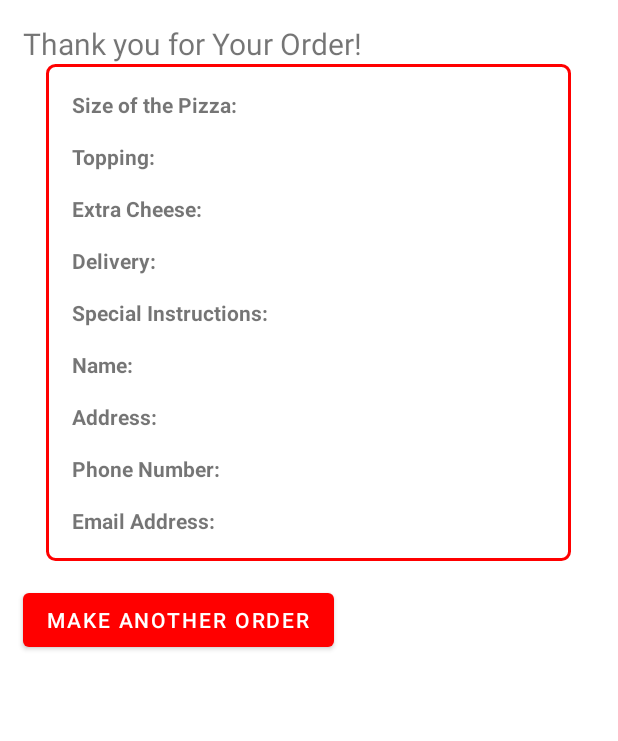
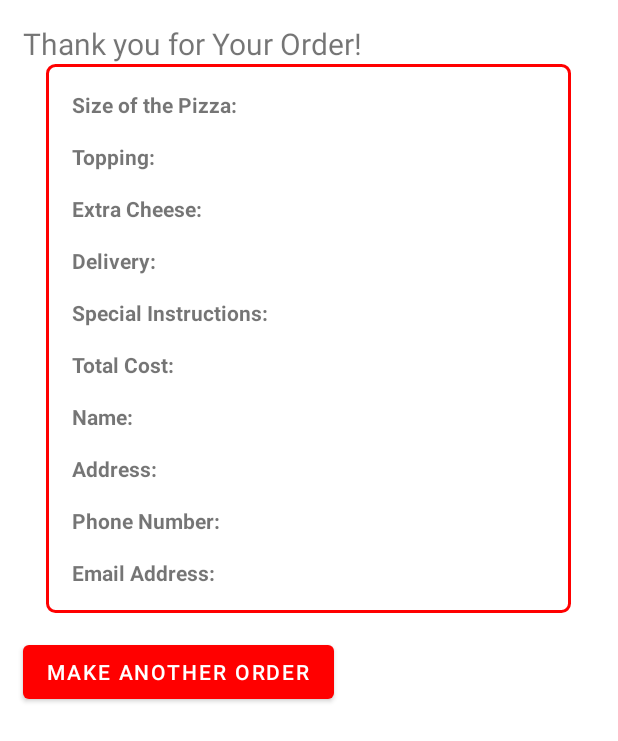
Before and after one commit to airwick989/Mobile-Application-Development, an Android app: the layout activity_main2.xml on its own in the app's theme, with its tools: preview values and no code run, on a phone screen of 412 x 824 dp. Shown: the top 741 px of the screen. Run offline under Robolectric (Android 15) with nearby library versions, the phone set to English and light mode, and no system bars.

Commit message:
Implemented intents to call confirmation activity, communicated all necessary data to confirmation activity, returned ok result to return to ordering activity,

```diff
--- a/Assignments/Assignment 1/project folder/app/src/main/res/layout/activity_main2.xml
+++ b/Assignments/Assignment 1/project folder/app/src/main/res/layout/activity_main2.xml
@@ -51,7 +51,6 @@
                     android:layout_width="wrap_content"
                     android:layout_height="wrap_content"
                     android:text=""
-                    android:textStyle="bold"
                     android:layout_marginLeft="15dp"
                     android:layout_marginTop="15dp"
                     android:id="@+id/tvSlice">
@@ -77,7 +76,6 @@
                     android:layout_width="wrap_content"
                     android:layout_height="wrap_content"
                     android:text=""
-                    android:textStyle="bold"
                     android:layout_marginLeft="15dp"
                     android:layout_marginTop="15dp"
                     android:id="@+id/tvTopping">
@@ -103,7 +101,6 @@
                     android:layout_width="wrap_content"
                     android:layout_height="wrap_content"
                     android:text=""
-                    android:textStyle="bold"
                     android:layout_marginLeft="15dp"
                     android:layout_marginTop="15dp"
                     android:id="@+id/tvCheese">
@@ -129,7 +126,6 @@
                     android:layout_width="wrap_content"
                     android:layout_height="wrap_content"
                     android:text=""
-                    android:textStyle="bold"
                     android:layout_marginLeft="15dp"
                     android:layout_marginTop="15dp"
                     android:id="@+id/tvDelivery">
@@ -154,8 +150,7 @@
                 <TextView
                     android:layout_width="wrap_content"
                     android:layout_height="wrap_content"
-                    android:text=""
-                    android:textStyle="bold"
+                    android:text=" "
                     android:layout_marginLeft="15dp"
                     android:layout_marginTop="15dp"
                     android:id="@+id/tvInstructions">
@@ -167,6 +162,31 @@
                 android:layout_height="wrap_content"
                 android:orientation="horizontal"
                 android:layout_below="@+id/layoutInstructions"
+                android:id="@+id/layoutCost">
+
+                <TextView
+                    android:layout_width="wrap_content"
+                    android:layout_height="wrap_content"
+                    android:text="Total Cost: "
+                    android:textStyle="bold"
+                    android:layout_marginLeft="15dp"
+                    android:layout_marginTop="15dp">
+                </TextView>
+                <TextView
+                    android:layout_width="wrap_content"
+                    android:layout_height="wrap_content"
+                    android:text=""
+                    android:layout_marginLeft="15dp"
+                    android:layout_marginTop="15dp"
+                    android:id="@+id/tvCost">
+                </TextView>
+            </LinearLayout>
+
+            <LinearLayout
+                android:layout_width="match_parent"
+                android:layout_height="wrap_content"
+                android:orientation="horizontal"
+                android:layout_below="@+id/layoutCost"
                 android:id="@+id/layoutName">
 
                 <TextView
@@ -181,7 +201,6 @@
                     android:layout_width="wrap_content"
                     android:layout_height="wrap_content"
                     android:text=""
-                    android:textStyle="bold"
                     android:layout_marginLeft="15dp"
                     android:layout_marginTop="15dp"
                     android:id="@+id/tvName">
@@ -207,7 +226,6 @@
                     android:layout_width="wrap_content"
                     android:layout_height="wrap_content"
                     android:text=""
-                    android:textStyle="bold"
                     android:layout_marginLeft="15dp"
                     android:layout_marginTop="15dp"
                     android:id="@+id/tvAddress">
@@ -233,7 +251,6 @@
                     android:layout_width="wrap_content"
                     android:layout_height="wrap_content"
                     android:text=""
-                    android:textStyle="bold"
                     android:layout_marginLeft="15dp"
                     android:layout_marginTop="15dp"
                     android:id="@+id/tvPhone">
@@ -259,7 +276,6 @@
                     android:layout_width="wrap_content"
                     android:layout_height="wrap_content"
                     android:text=""
-                    android:textStyle="bold"
                     android:layout_marginLeft="15dp"
                     android:layout_marginTop="15dp"
                     android:id="@+id/tvEmail"
@@ -279,7 +295,8 @@
             android:layout_below="@+id/layoutConfirmation"
             android:layout_marginTop="15dp"
             android:layout_marginLeft="15dp"
-            android:layout_marginBottom="15dp">
+            android:layout_marginBottom="15dp"
+            android:onClick="goBack">
         </Button>
 
 
```
Also changed, not shown: Assignments/Assignment 1/project folder/app/src/main/java/com/example/myapplication/MainActivity.java (+24 -8 lines), Assignments/Assignment 1/project folder/app/src/main/java/com/example/myapplication/MainActivity2.java (+34 -0 lines).
